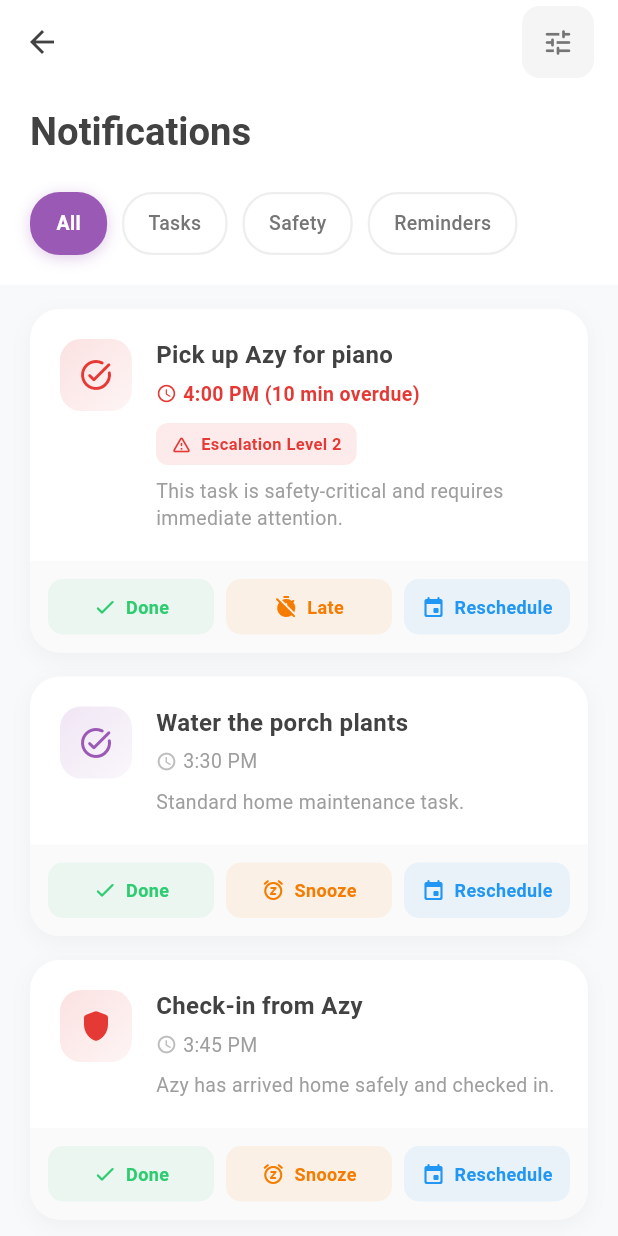
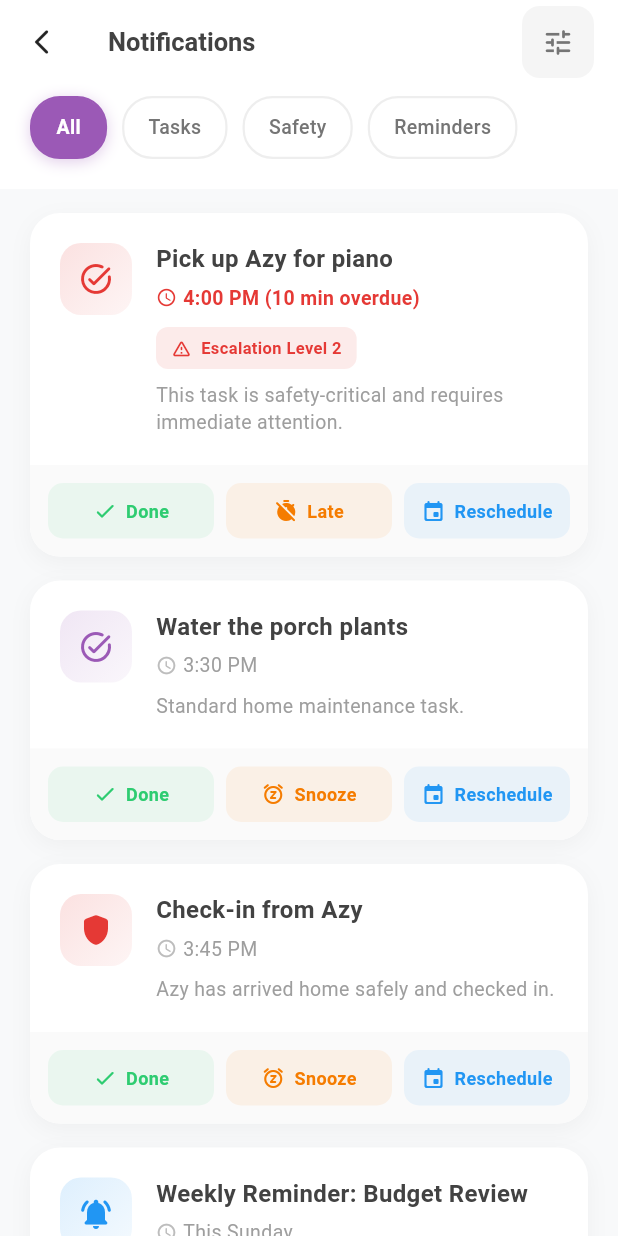
Before and after one commit to Danish9111/reminder2, a Flutter app: the NotificationScreen screen opened directly, on a phone screen of 412 x 824 dp. Run offline on Flutter 3.47's test engine with Material 3 defaults, Android fonts, the phone set to English and light mode, and no system bars; our stand-ins replace cloud_firestore, firebase_auth, firebase_core, firebase_messaging, flutter_local_notifications, image_picker and 1 more; accounts and stored records are empty.

```diff
--- a/lib/DrawerScreens/notification.dart
+++ b/lib/DrawerScreens/notification.dart
@@ -503,37 +503,23 @@ class _NotificationScreenState extends State<NotificationScreen> {
   Widget build(BuildContext context) {
     return Scaffold(
       backgroundColor: const Color(0xFFF8F9FA),
-      body: CustomScrollView(
-        slivers: [
-          // Premium App Bar
-          SliverAppBar(
-            expandedHeight: 120,
-            floating: false,
-            pinned: true,
+      appBar: AppBar(
+        backgroundColor: Colors.white,
         elevation: 0,
-            backgroundColor: Colors.white,
-            foregroundColor: Colors.grey.shade800,
-            flexibleSpace: FlexibleSpaceBar(
-              titlePadding: const EdgeInsets.only(left: 20, bottom: 16),
+        leading: IconButton(
+          icon: const Icon(
+            Icons.arrow_back_ios_rounded,
+            size: 20,
+            color: Colors.black87,
+          ),
+          onPressed: () => Navigator.pop(context),
+        ),
         title: Text(
           'Notifications',
           style: TextStyle(
             color: Colors.grey.shade800,
             fontSize: 17,
             fontWeight: FontWeight.w700,
-                ),
-              ),
-              background: Container(
-                decoration: BoxDecoration(
-                  color: Colors.white,
-                  boxShadow: [
-                    BoxShadow(
-                      color: Colors.black.withOpacity(0.03),
-                      blurRadius: 10,
-                      offset: const Offset(0, 2),
-                    ),
-                  ],
-                ),
           ),
         ),
         actions: [
@@ -554,7 +540,8 @@ class _NotificationScreenState extends State<NotificationScreen> {
           ),
         ],
       ),
-
+      body: CustomScrollView(
+        slivers: [
           // Filter chips
           SliverToBoxAdapter(
             child: Container(
--- a/lib/providers/user_provider.dart
+++ b/lib/providers/user_provider.dart
@@ -13,6 +13,7 @@ class UserProvider extends ChangeNotifier {
 
   Future<void> loadUser() async {
     final uid = currentUid;
+    // if (user != null) return;
     if (uid == null) {
       error = "User not found";
       notifyListeners();
```
Also changed, not shown: lib/AddTaskScreen/AddTaskScreen.dart (+7 -1 lines), lib/chatscreen/FamilyChatScreen.dart (+108 -29 lines), lib/profilescreen/ProfileScreen.dart (+16 -7 lines), lib/providers/family_provider.dart (+13 -0 lines), 1 other file. Lines whose indentation alone changed are shown as unchanged.
